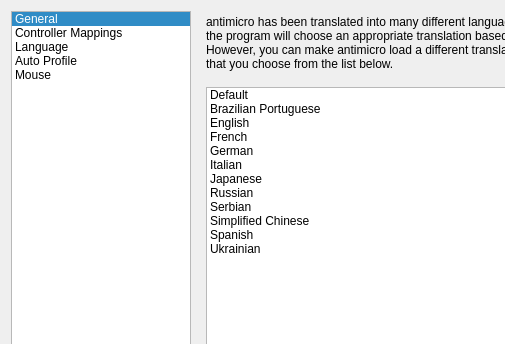
Qt form src/mainsettingsdialog.ui (george-alisson/antimicro) before a commit; both pictures show x 0 to 505 and y 0 to 344 of the 706 by 578 pixel window.
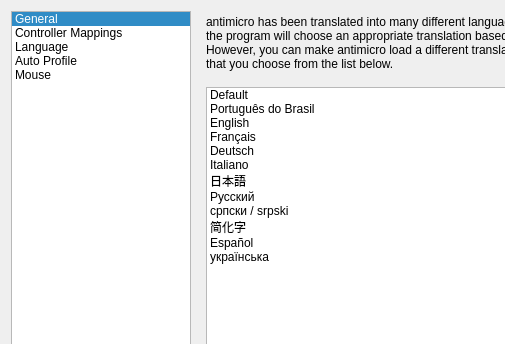
The same form after that commit. The open tabs and pages were chosen to show the change. Icons and pictures are not drawn.

```diff
--- a/src/mainsettingsdialog.ui
+++ b/src/mainsettingsdialog.ui
@@ -599,7 +599,7 @@
            </item>
            <item>
             <property name="text">
-             <string>Brazilian Portuguese</string>
+             <string>Português do Brasil</string>
             </property>
            </item>
            <item>
@@ -609,47 +609,47 @@
            </item>
            <item>
             <property name="text">
-             <string>French</string>
+             <string>Français</string>
             </property>
            </item>
            <item>
             <property name="text">
-             <string>German</string>
+             <string>Deutsch</string>
             </property>
            </item>
            <item>
             <property name="text">
-             <string>Italian</string>
+             <string>Italiano</string>
             </property>
            </item>
            <item>
             <property name="text">
-             <string>Japanese</string>
+             <string>日本語</string>
             </property>
            </item>
            <item>
             <property name="text">
-             <string>Russian</string>
+             <string>Русский</string>
             </property>
            </item>
            <item>
             <property name="text">
-             <string>Serbian</string>
+             <string>српски / srpski</string>
             </property>
            </item>
            <item>
             <property name="text">
-             <string>Simplified Chinese</string>
+             <string>简化字</string>
             </property>
            </item>
            <item>
             <property name="text">
-             <string>Spanish</string>
+             <string>Español</string>
             </property>
            </item>
            <item>
             <property name="text">
-             <string>Ukrainian</string>
+             <string>українська</string>
             </property>
            </item>
           </widget>
```
